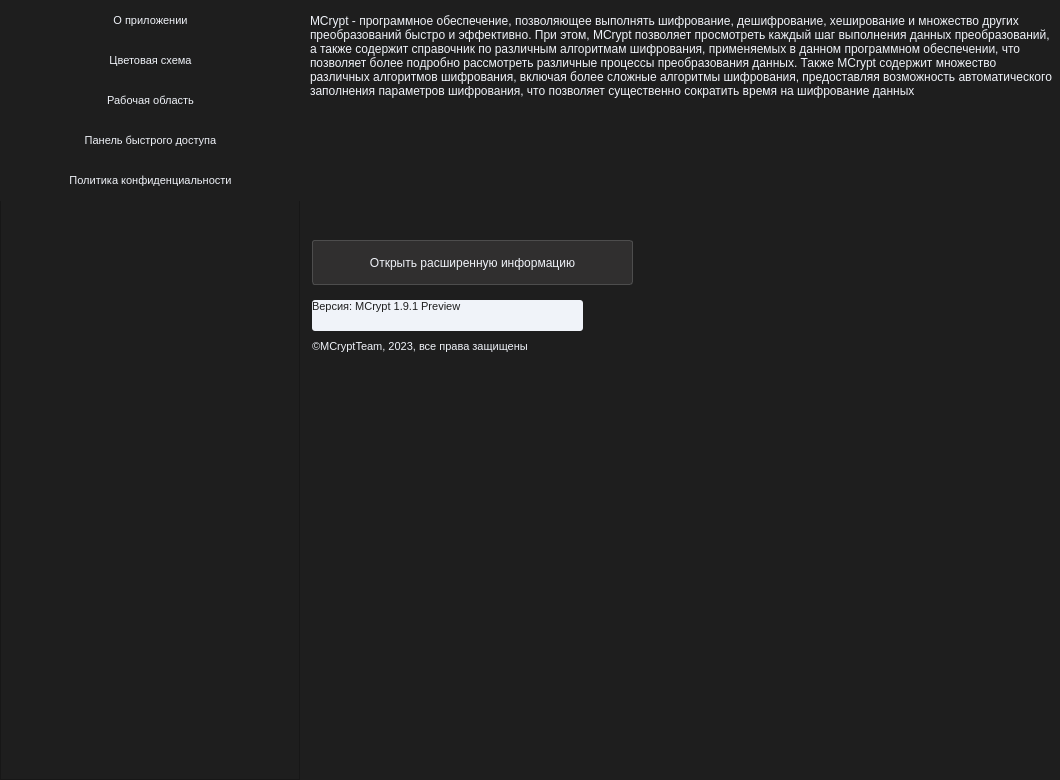
This is views/templates/settings_win_dark.ui in Aiow-dev/MCryptApp as Qt 5 draws it before an edit. The edited form follows.
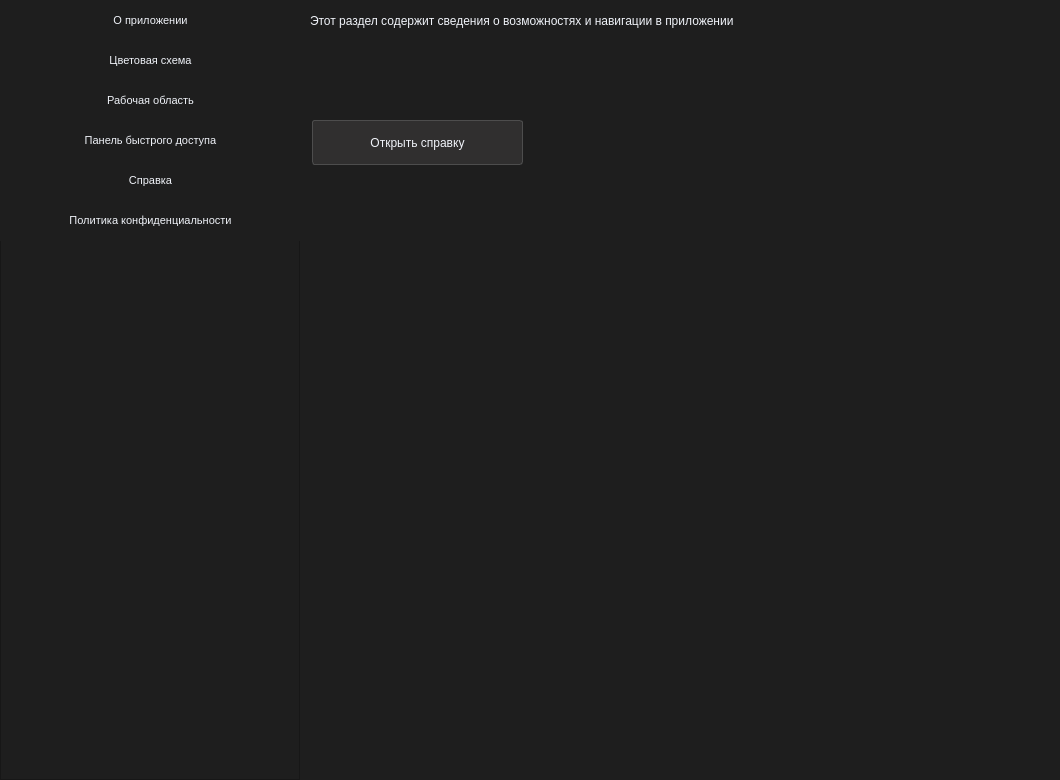
This is the edited form. The open tabs and pages were chosen to show the change.

Commit message: add help section in settings

```diff
--- a/views/templates/settings_win_dark.ui
+++ b/views/templates/settings_win_dark.ui
@@ -112,7 +112,7 @@
       <property name="geometry">
        <rect>
         <x>0</x>
-        <y>160</y>
+        <y>200</y>
         <width>301</width>
         <height>41</height>
        </rect>
@@ -195,6 +195,35 @@
        <string>Панель быстрого доступа</string>
       </property>
      </widget>
+     <widget class="QPushButton" name="btn_help_set">
+      <property name="geometry">
+       <rect>
+        <x>0</x>
+        <y>160</y>
+        <width>301</width>
+        <height>41</height>
+       </rect>
+      </property>
+      <property name="font">
+       <font>
+        <pointsize>8</pointsize>
+       </font>
+      </property>
+      <property name="styleSheet">
+       <string notr="true">QPushButton {
+	background-color: rgb(30, 30, 30);
+	color: rgb(240, 243, 249);
+	border: 0px;
+}
+
+QPushButton:hover {
+	background-color: rgb(77, 77, 77);
+}</string>
+      </property>
+      <property name="text">
+       <string>Справка</string>
+      </property>
+     </widget>
     </widget>
    </item>
    <item>
@@ -1390,6 +1419,55 @@
        </property>
       </widget>
      </widget>
+     <widget class="QWidget" name="page_4">
+      <widget class="QPlainTextEdit" name="plainTextEdit_6">
+       <property name="geometry">
+        <rect>
+         <x>0</x>
+         <y>10</y>
+         <width>751</width>
+         <height>91</height>
+        </rect>
+       </property>
+       <property name="styleSheet">
+        <string notr="true">QPlainTextEdit {
+	border: none;
+	color: rgb(240, 243, 249);
+}</string>
+       </property>
+       <property name="readOnly">
+        <bool>true</bool>
+       </property>
+       <property name="plainText">
+        <string>Этот раздел содержит сведения о возможностях и навигации в приложении</string>
+       </property>
+      </widget>
+      <widget class="QPushButton" name="help_open_btn">
+       <property name="geometry">
+        <rect>
+         <x>6</x>
+         <y>120</y>
+         <width>211</width>
+         <height>45</height>
+        </rect>
+       </property>
+       <property name="styleSheet">
+        <string notr="true">QPushButton {
+	border: 1px solid rgb(77, 77, 77);
+	border-radius: 3px;
+	background-color: rgb(48, 47, 47);
+	color: rgb(240, 243, 249);
+}
+
+QPushButton:hover {
+	background-color: rgb(77, 77, 77);
+}</string>
+       </property>
+       <property name="text">
+        <string>Открыть справку</string>
+       </property>
+      </widget>
+     </widget>
      <widget class="QWidget" name="page_3">
       <widget class="QPlainTextEdit" name="plainTextEdit_3">
        <property name="geometry">
```
Left out of the diff: 2 changed lines with no effect on the pictures. The commit also changes 2 other files.
